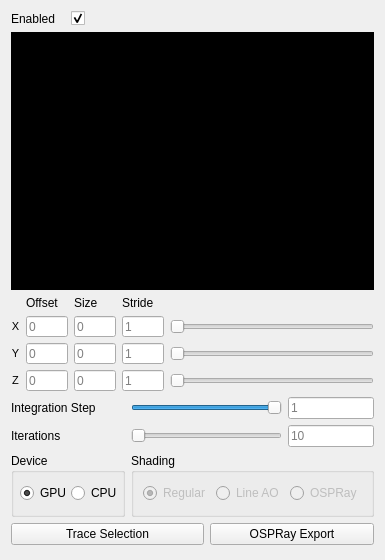
Above: include/pli_vis/ui/plugins/local_tractography_toolbox.ui from VRGroupRWTH/pli_view before the change. Below: the same form after it.
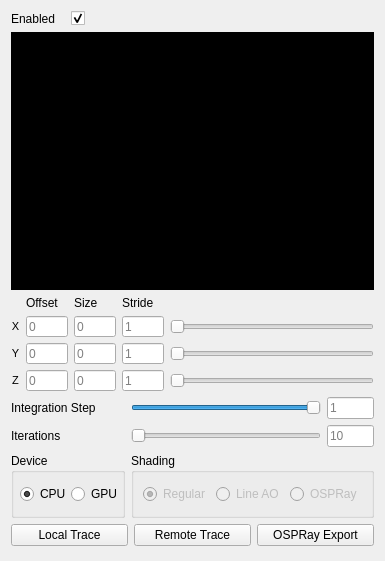
That is the form after the change. Custom widgets are drawn as their Qt base class.

Patch:
```diff
--- a/include/pli_vis/ui/plugins/local_tractography_toolbox.ui
+++ b/include/pli_vis/ui/plugins/local_tractography_toolbox.ui
@@ -7,7 +7,7 @@
     <x>0</x>
     <y>0</y>
     <width>337</width>
-    <height>560</height>
+    <height>561</height>
    </rect>
   </property>
   <property name="windowTitle">
@@ -40,7 +40,7 @@
      </property>
     </widget>
    </item>
-   <item row="1" column="0" colspan="5">
+   <item row="1" column="0" colspan="4">
     <widget class="QxtLetterBoxWidget" name="letterbox">
      <property name="sizePolicy">
       <sizepolicy hsizetype="Expanding" vsizetype="Expanding">
@@ -507,7 +507,7 @@
      </layout>
     </widget>
    </item>
-   <item row="2" column="0" colspan="5">
+   <item row="2" column="0" colspan="4">
     <layout class="QGridLayout" name="gridLayout_4">
      <item row="0" column="1">
       <widget class="QLabel" name="label_offset">
@@ -1025,7 +1025,7 @@
      </property>
     </widget>
    </item>
-   <item row="3" column="2" colspan="2">
+   <item row="3" column="2">
     <widget class="QSlider" name="slider_integration_step">
      <property name="sizePolicy">
       <sizepolicy hsizetype="Preferred" vsizetype="Preferred">
@@ -1053,7 +1053,7 @@
      </property>
     </widget>
    </item>
-   <item row="3" column="4">
+   <item row="3" column="3">
     <widget class="QLineEdit" name="line_edit_integration_step">
      <property name="sizePolicy">
       <sizepolicy hsizetype="Preferred" vsizetype="Preferred">
@@ -1073,7 +1073,7 @@
      </property>
     </widget>
    </item>
-   <item row="4" column="2" colspan="2">
+   <item row="4" column="2">
     <widget class="QSlider" name="slider_iterations">
      <property name="sizePolicy">
       <sizepolicy hsizetype="Preferred" vsizetype="Preferred">
@@ -1101,7 +1101,7 @@
      </property>
     </widget>
    </item>
-   <item row="4" column="4">
+   <item row="4" column="3">
     <widget class="QLineEdit" name="line_edit_iterations">
      <property name="sizePolicy">
       <sizepolicy hsizetype="Preferred" vsizetype="Preferred">
@@ -1141,27 +1141,30 @@
       <property name="bottomMargin">
        <number>0</number>
       </property>
-      <item>
-       <widget class="QRadioButton" name="radio_button_gpu">
-        <property name="text">
-         <string>GPU</string>
-        </property>
-        <property name="checked">
-         <bool>true</bool>
-        </property>
-       </widget>
-      </item>
       <item>
        <widget class="QRadioButton" name="radio_button_cpu">
         <property name="text">
          <string>CPU</string>
         </property>
+        <property name="checked">
+         <bool>true</bool>
+        </property>
+       </widget>
+      </item>
+      <item>
+       <widget class="QRadioButton" name="radio_button_gpu">
+        <property name="text">
+         <string>GPU</string>
+        </property>
+        <property name="checked">
+         <bool>false</bool>
+        </property>
        </widget>
       </item>
      </layout>
     </widget>
    </item>
-   <item row="5" column="2" colspan="3">
+   <item row="5" column="2" colspan="2">
     <widget class="QGroupBox" name="groupBox_2">
      <property name="enabled">
       <bool>true</bool>
@@ -1176,19 +1179,6 @@
       <string>Shading</string>
      </property>
      <layout class="QGridLayout" name="gridLayout_3">
-      <item row="0" column="0">
-       <widget class="QRadioButton" name="radio_button_regular">
-        <property name="enabled">
-         <bool>false</bool>
-        </property>
-        <property name="text">
-         <string>Regular</string>
-        </property>
-        <property name="checked">
-         <bool>true</bool>
-        </property>
-       </widget>
-      </item>
       <item row="0" column="1">
        <widget class="QRadioButton" name="radio_button_lineao">
         <property name="enabled">
@@ -1202,6 +1192,19 @@
         </property>
        </widget>
       </item>
+      <item row="0" column="0">
+       <widget class="QRadioButton" name="radio_button_regular">
+        <property name="enabled">
+         <bool>false</bool>
+        </property>
+        <property name="text">
+         <string>Regular</string>
+        </property>
+        <property name="checked">
+         <bool>true</bool>
+        </property>
+       </widget>
+      </item>
       <item row="0" column="2">
        <widget class="QRadioButton" name="radio_button_ospray">
         <property name="enabled">
@@ -1218,8 +1221,10 @@
      </layout>
     </widget>
    </item>
-   <item row="6" column="0" colspan="3">
-    <widget class="QPushButton" name="button_trace_selection">
+   <item row="6" column="0" colspan="4">
+    <layout class="QHBoxLayout" name="horizontalLayout">
+     <item>
+      <widget class="QPushButton" name="button_local_trace">
      <property name="enabled">
       <bool>true</bool>
      </property>
@@ -1230,11 +1235,27 @@
       </sizepolicy>
      </property>
      <property name="text">
-      <string>Trace Selection</string>
+        <string>Local Trace</string>
      </property>
     </widget>
    </item>
-   <item row="6" column="3" colspan="2">
+     <item>
+      <widget class="QPushButton" name="button_remote_trace">
+       <property name="enabled">
+        <bool>true</bool>
+       </property>
+       <property name="sizePolicy">
+        <sizepolicy hsizetype="Expanding" vsizetype="Fixed">
+         <horstretch>0</horstretch>
+         <verstretch>0</verstretch>
+        </sizepolicy>
+       </property>
+       <property name="text">
+        <string>Remote Trace</string>
+       </property>
+      </widget>
+     </item>
+     <item>
     <widget class="QPushButton" name="button_ospray_export">
      <property name="enabled">
       <bool>true</bool>
@@ -1250,7 +1271,9 @@
      </property>
     </widget>
    </item>
-   <item row="7" column="0" colspan="5">
+    </layout>
+   </item>
+   <item row="7" column="0" colspan="4">
     <spacer name="spacer_vertical">
      <property name="orientation">
       <enum>Qt::Vertical</enum>
```
Left out of the diff: 3 changed lines with no effect on the pictures. Lines whose indentation alone changed are shown as unchanged.
